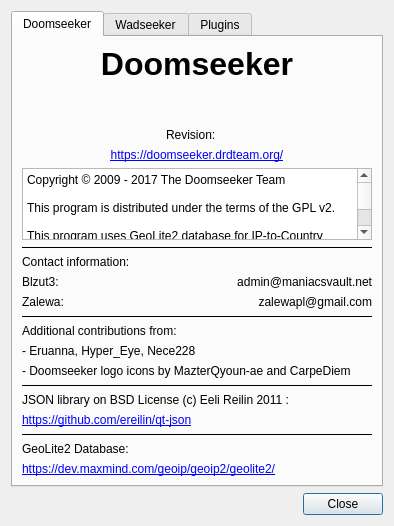
Above: src/core/gui/aboutdialog.ui from Destroyerrrocket/doomseeker-unofficial before the change. Below: the same form after it.
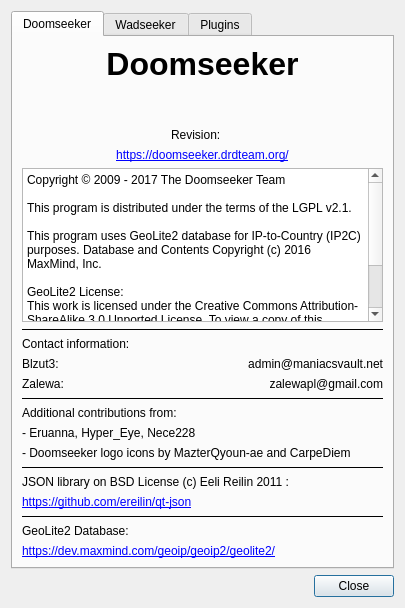
That is the form after the change.

```diff
--- a/src/core/gui/aboutdialog.ui
+++ b/src/core/gui/aboutdialog.ui
@@ -6,8 +6,8 @@
    <rect>
     <x>0</x>
     <y>0</y>
-    <width>392</width>
-    <height>498</height>
+    <width>405</width>
+    <height>608</height>
    </rect>
   </property>
   <property name="windowTitle">
@@ -162,7 +162,7 @@
          <property name="plainText">
           <string>Copyright © 2009 - 2017 The Doomseeker Team
 
-This program is distributed under the terms of the GPL v2.
+This program is distributed under the terms of the LGPL v2.1.
 
 This program uses GeoLite2 database for IP-to-Country (IP2C) purposes. Database and Contents Copyright (c) 2016 MaxMind, Inc.
 
```
